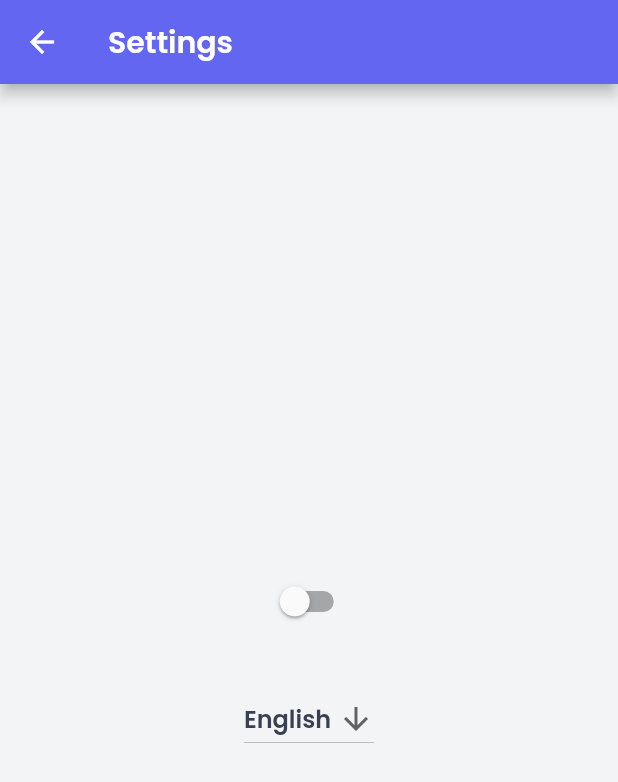
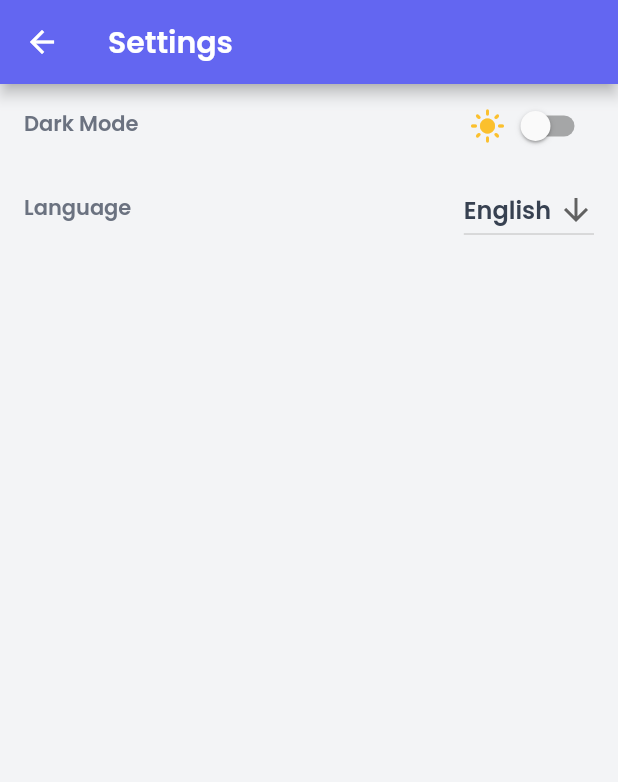
Before and after one commit to nzorkic/flutter_app_template, a Flutter app: the screen it shows after launch, after a tap on the "settings" icon, on a phone screen of 412 x 824 dp. Shown: the top 782 px of the screen. Run offline on Flutter 3.47's test engine with Material 2 defaults, Android fonts, the phone set to English and light mode, and no system bars; our stand-ins replace auto_route, easy_localization, flutter_riverpod, hive_flutter; missing offline and left inert: flutter_displaymode; accounts and stored records are empty.

Commit message:
Dark mode implementation

```diff
--- a/lib/main.dart
+++ b/lib/main.dart
@@ -9,6 +9,7 @@ import 'package:template_app/shared/constants/constants.dart';
 import 'package:template_app/shared/providers/theme_provider.dart';
 import 'package:template_app/shared/utils/hive_utils.dart';
 import 'package:template_app/shared/utils/locale_utils.dart';
+import 'package:template_app/ui/screens/home_screen.dart';
 
 import 'shared/router/app_router.gr.dart';
 
@@ -41,8 +42,7 @@ class MyApp extends ConsumerWidget {
   Widget build(BuildContext context, ScopedReader watch) {
     final bool _appThemeState = watch(appThemeStateProvider);
     final _appRouter = AppRouter();
-    print("Building Main!!!");
-    return MaterialApp.router(
+    return MaterialApp(
       theme: context
           .read(appThemeProvider)
           .getAppThemedata(context, _appThemeState),
@@ -51,8 +51,9 @@ class MyApp extends ConsumerWidget {
       supportedLocales: context.supportedLocales,
       //locale: Locale(LocaleUtils.getCurrentLocaleCode()),
       locale: context.locale,
-      routerDelegate: _appRouter.delegate(),
-      routeInformationParser: _appRouter.defaultRouteParser(),
+      // routerDelegate: _appRouter.delegate(),
+      // routeInformationParser: _appRouter.defaultRouteParser(),
+      home: HomeScreen(),
       builder: (context, router) => router!,
     );
   }
--- a/lib/ui/screens/config_screen.dart
+++ b/lib/ui/screens/config_screen.dart
@@ -16,24 +16,35 @@ class ConfigurationScreen extends StatelessWidget {
         title: Text('Settings'),
         leading: GestureDetector(
           child: Icon(Icons.arrow_back),
-          onTap: () => context.router.pop(),
+          onTap: () => Navigator.pop(context),
         ),
       ),
-      body: Center(
-        child: Column(
-          mainAxisAlignment: MainAxisAlignment.center,
-          crossAxisAlignment: CrossAxisAlignment.center,
+      body: Column(
         children: [
+          ListTile(
+            leading: Text("Dark Mode"),
+            trailing: Consumer(builder: (context, watch, child) {
+              final bool _isDarkMode = watch(appThemeStateProvider);
+              return Row(
+                mainAxisSize: MainAxisSize.min,
+                children: [
+                  Icon(
+                    _isDarkMode ? Icons.dark_mode : Icons.light_mode,
+                    color: Colors.yellow[700],
+                  ),
                   Switch(
-              value: _appThemeStateProvider.state,
+                    value: _isDarkMode,
                     onChanged: (val) {
                       _appThemeStateProvider.toggleAppTheme(context);
                     },
                   ),
-            SizedBox(
-              height: 30,
+                ],
+              );
+            }),
           ),
-            DropdownButton(
+          ListTile(
+            leading: Text("Language"),
+            trailing: DropdownButton(
               value: LocaleUtils.getCurrentLocaleName(),
               icon: Icon(Icons.arrow_downward),
               items: LocaleUtils.getLocaleNames().map(
@@ -50,8 +61,8 @@ class ConfigurationScreen extends StatelessWidget {
                 //box.put(HiveKeys.CURRENT_LANGUAGE, val);
               },
             ),
+          ),
         ],
-        ),
       ),
     );
   }
--- a/lib/ui/screens/home_screen.dart
+++ b/lib/ui/screens/home_screen.dart
@@ -4,6 +4,7 @@ import 'package:auto_route/auto_route.dart';
 
 import 'package:easy_localization/easy_localization.dart';
 import 'package:template_app/shared/router/app_router.gr.dart';
+import 'package:template_app/ui/screens/config_screen.dart';
 
 class HomeScreen extends StatelessWidget {
   const HomeScreen({Key? key}) : super(key: key);
@@ -18,9 +19,13 @@ class HomeScreen extends StatelessWidget {
             padding: const EdgeInsets.only(right: 12.0),
             child: GestureDetector(
               child: Icon(Icons.settings),
-              onTap: () => context.router.push(
-                ConfigurationRoute(),
-              ),
+              // onTap: () => context.router.push(
+              //   ConfigurationRoute(),
+              // ),
+              onTap: () => Navigator.push(
+                  context,
+                  MaterialPageRoute(
+                      builder: (context) => (ConfigurationScreen()))),
             ),
           ),
         ],
--- a/pubspec.yaml
+++ b/pubspec.yaml
@@ -39,10 +39,14 @@ dependencies:
   # state management
   flutter_riverpod: ^0.14.0+3
 
+  # http client
+  dio: ^4.0.0
+
   # routing
   auto_route: ^2.2.0
 
   #Data models
+  freezed: ^0.14.2
   freezed_annotation: ^0.14.2
   json_annotation: ^4.0.1
 
@@ -61,7 +65,6 @@ dev_dependencies:
   auto_route_generator: ^2.1.0
 
   #Data models
-  freezed: ^0.14.2
   json_serializable: ^4.1.3
 
   # lint
```
Also changed, not shown: lib/shared/utils/hive_provider.dart (added, +27 -0 lines), assets/images/settings/moon.svg (added), assets/images/settings/sun.svg (added), lib/service/weather_service.dart (added), pubspec.lock. Lines whose indentation alone changed are shown as unchanged.
